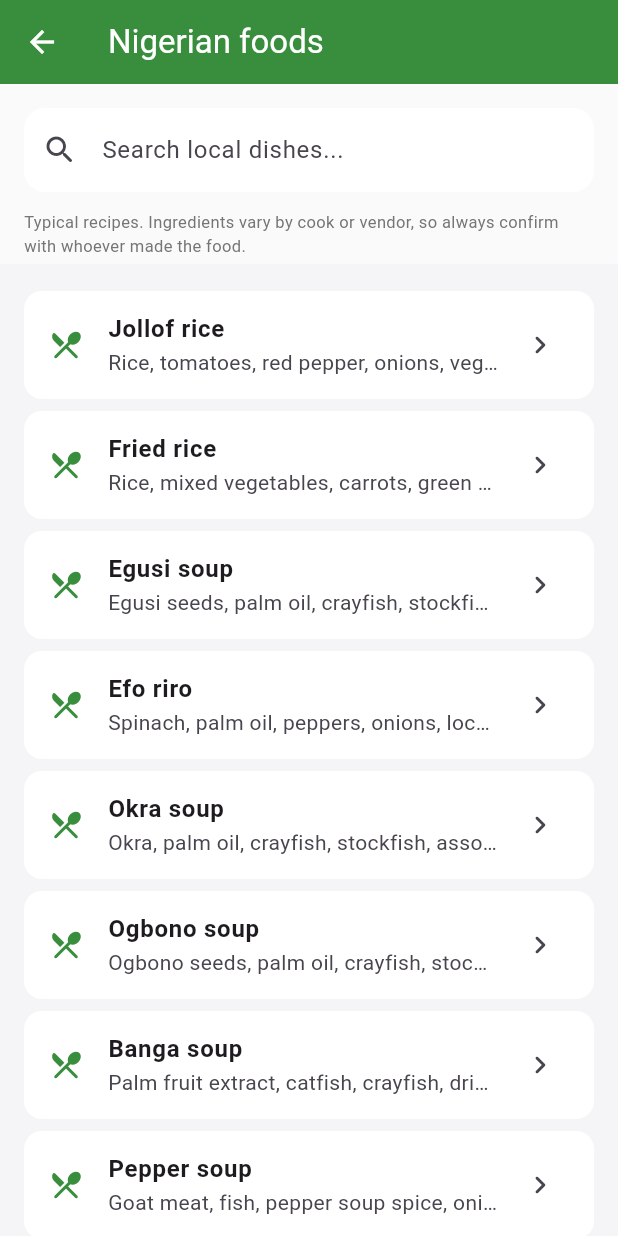
After one commit to Fijero/doofy, a Flutter app: the NigerianFoodsScreen screen opened directly, on a phone screen of 412 x 824 dp. The commit adds this screen. Run offline on Flutter 3.47's test engine with Material 3 defaults, Android fonts, the phone set to English and light mode, and no system bars; our stand-ins replace camera, cloud_firestore, firebase_auth, firebase_core, hive, hive_flutter; missing offline and left inert: google_mlkit_text_recognition, mobile_scanner; accounts and stored records are empty.

Commit message:
update(feature): added nigerian food database

```diff
--- a/lib/screens/barcode_scan_screen.dart
+++ b/lib/screens/barcode_scan_screen.dart
@@ -75,6 +75,8 @@ class _BarcodeScanScreenState extends State<BarcodeScanScreen> {
 
       if (res.statusCode != 200) return null;
 
+      print(res.body);
+
       final data = jsonDecode(res.body) as Map<String, dynamic>;
       if (data['status'] != 1) return null;
 
--- a/lib/screens/camera_scan_screen.dart
+++ b/lib/screens/camera_scan_screen.dart
@@ -44,16 +44,11 @@ class _CameraScanScreenState extends State<CameraScanScreen> {
       body: CameraPreview(controller!),
 
       floatingActionButton: FloatingActionButton(
+        onPressed: captureImage,
         child: const Icon(Icons.camera_alt),
-        onPressed: captureImage,
       ),
     );
   }
-
-  // Future<void> captureImage() async {
-  //   final image = await controller!.takePicture();
-  //   print(image.path);
-  // }
 
   Future<void> captureImage() async {
     if (_busy) return;
@@ -77,6 +72,8 @@ class _CameraScanScreenState extends State<CameraScanScreen> {
         return;
       }
 
+      print(result.text);
+
       Navigator.push(
         context,
         MaterialPageRoute(
--- a/lib/screens/home_screen.dart
+++ b/lib/screens/home_screen.dart
@@ -1,6 +1,7 @@
 import 'package:doofy/screens/barcode_scan_screen.dart';
 import 'package:doofy/screens/camera_scan_screen.dart';
 import 'package:doofy/screens/manual_input_screen.dart';
+import 'package:doofy/screens/nigerian_foods_screen.dart';
 import 'package:firebase_auth/firebase_auth.dart';
 import 'package:flutter/material.dart';
 import 'package:hive_flutter/hive_flutter.dart';
@@ -186,10 +187,13 @@ class _HomeScreenState extends State<HomeScreen> {
                     badge: 'Offline',
                     badgeColor: const Color(0xFF3B6D13),
                     badgeBg: const Color(0xFFEAF3DE),
-                    onTap: () {
-                      //   MaterialPageRoute(builder: (_) =>
-                      //     NigerianFoodsScreen()));
-                      _comingSoon('Nigerian Foods');
+                   onTap: () {
+                      Navigator.push(
+                        context,
+                        MaterialPageRoute(
+                          builder: (_) => const NigerianFoodsScreen(),
+                        ),
+                      );
                     },
                   ),
 
--- a/lib/screens/manual_input_screen.dart
+++ b/lib/screens/manual_input_screen.dart
@@ -8,14 +8,16 @@ import 'package:doofy/screens/scan_result_screen.dart';
 // ═══════════════════════════════════════════════════════════════
 
 class ManualInputScreen extends StatefulWidget {
-  const ManualInputScreen({super.key, required initialText});
+  final String? initialText;
+
+  const ManualInputScreen({super.key, this.initialText});
 
   @override
   State<ManualInputScreen> createState() => _ManualInputScreenState();
 }
 
 class _ManualInputScreenState extends State<ManualInputScreen> {
-  final _controller = TextEditingController();
+  late final TextEditingController _controller;
   final _service = AllergenDetectionService();
   bool _isAnalysing = false;
 
@@ -48,6 +50,12 @@ class _ManualInputScreenState extends State<ManualInputScreen> {
           'chilli pepper, garlic, onion powder, salt',
     },
   ];
+
+  @override
+  void initState() {
+    super.initState();
+    _controller = TextEditingController(text: widget.initialText ?? '');
+  }
 
   @override
   void dispose() {
@@ -285,6 +293,7 @@ class _InputCard extends StatelessWidget {
               children: [
                 const Text(
                   'Ingredients',
+
                   style: TextStyle(
                     fontSize: 13,
                     fontWeight: FontWeight.w700,
--- /dev/null
+++ b/lib/screens/nigerian_foods_screen.dart
@@ -0,0 +1,211 @@
+import 'package:doofy/components/app_colors.dart';
+import 'package:doofy/screens/scan_result_screen.dart';
+import 'package:doofy/services/allergen_detection_service.dart';
+import 'package:flutter/material.dart';
+
+class _Dish {
+  final String name;
+  final String ingredients;
+  const _Dish(this.name, this.ingredients);
+}
+
+const List<_Dish> _dishes = [
+  _Dish(
+    'Jollof rice',
+    'Rice, tomatoes, red pepper, onions, vegetable oil, tomato paste, thyme, curry powder, bay leaf, salt, seasoning cubes',
+  ),
+  _Dish(
+    'Fried rice',
+    'Rice, mixed vegetables, carrots, green peas, liver, shrimp, vegetable oil, curry powder, thyme, seasoning cubes, salt',
+  ),
+  _Dish(
+    'Egusi soup',
+    'Egusi seeds, palm oil, crayfish, stockfish, assorted meat, pepper, onions, leafy vegetables, seasoning cubes, salt',
+  ),
+  _Dish(
+    'Efo riro',
+    'Spinach, palm oil, peppers, onions, locust beans, crayfish, stockfish, assorted meat, seasoning cubes, salt',
+  ),
+  _Dish(
+    'Okra soup',
+    'Okra, palm oil, crayfish, stockfish, assorted meat, pepper, onions, locust beans, seasoning cubes, salt',
+  ),
+  _Dish(
+    'Ogbono soup',
+    'Ogbono seeds, palm oil, crayfish, stockfish, assorted meat, pepper, onions, leafy vegetables, seasoning cubes, salt',
+  ),
+  _Dish(
+    'Banga soup',
+    'Palm fruit extract, catfish, crayfish, dried fish, beef, onions, pepper, banga spice, salt',
+  ),
+  _Dish(
+    'Pepper soup',
+    'Goat meat, fish, pepper soup spice, onions, scent leaf, utazi, chilli pepper, seasoning cubes, salt',
+  ),
+  _Dish(
+    'Moi moi',
+    'Beans, red pepper, onions, palm oil, crayfish, boiled eggs, fish, seasoning cubes, salt',
+  ),
+  _Dish('Akara', 'Beans, onions, pepper, salt, vegetable oil'),
+  _Dish(
+    'Suya',
+    'Beef, groundnut powder, ginger, paprika, chilli pepper, garlic, onion powder, seasoning cubes, salt',
+  ),
+  _Dish(
+    'Chin chin',
+    'Wheat flour, eggs, butter, milk, sugar, baking powder, nutmeg, vegetable oil, salt',
+  ),
+  _Dish('Puff puff', 'Wheat flour, sugar, yeast, nutmeg, salt, vegetable oil'),
+  _Dish(
+    'Meat pie',
+    'Wheat flour, butter, beef, potatoes, carrots, onions, egg, pepper, salt, seasoning cubes',
+  ),
+  _Dish('Boli and groundnut', 'Roasted plantain, groundnuts, salt, pepper'),
+  _Dish('Pounded yam', 'Yam'),
+  _Dish('Amala', 'Yam flour, water'),
+  _Dish('Eba', 'Cassava garri, water'),
+  _Dish(
+    'Ofada rice and stew',
+    'Ofada rice, palm oil, peppers, locust beans, assorted meat, onions, seasoning cubes, salt',
+  ),
+  _Dish(
+    'Nkwobi',
+    'Cow foot, palm oil, potash, utazi leaves, ground crayfish, ehuru, onions, seasoning cubes, salt',
+  ),
+];
+
+class NigerianFoodsScreen extends StatefulWidget {
+  const NigerianFoodsScreen({super.key});
+
+  @override
+  State<NigerianFoodsScreen> createState() => _NigerianFoodsScreenState();
+}
+
+class _NigerianFoodsScreenState extends State<NigerianFoodsScreen> {
+  final _search = TextEditingController();
+  final _service = AllergenDetectionService();
+  String _query = '';
+  bool _busy = false;
+
+  List<_Dish> get _filtered {
+    final q = _query.trim().toLowerCase();
+    if (q.isEmpty) return _dishes;
+    return _dishes.where((d) => d.name.toLowerCase().contains(q)).toList();
+  }
+
+  Future<void> _check(_Dish dish) async {
+    if (_busy) return;
+    setState(() => _busy = true);
+    try {
+      final result = await _service.analyse(
+        dish.ingredients,
+        scanMethod: 'manual',
+      );
+      if (!mounted) return;
+      await Navigator.push(
+        context,
+        MaterialPageRoute(builder: (_) => ScanResultScreen(result: result)),
+      );
+    } catch (e) {
+      if (!mounted) return;
+      ScaffoldMessenger.of(
+        context,
+      ).showSnackBar(SnackBar(content: Text('Detection failed: $e')));
+    } finally {
+      if (mounted) setState(() => _busy = false);
+    }
+  }
+
+  @override
+  void dispose() {
+    _search.dispose();
+    super.dispose();
+  }
+
+  @override
+  Widget build(BuildContext context) {
+    final items = _filtered;
+
+    return Scaffold(
+      backgroundColor: const Color(0xFFF5F5F7),
+      appBar: AppBar(
+        title: const Text('Nigerian foods'),
+        backgroundColor: AppColors.greenBtn,
+        foregroundColor: Colors.white,
+      ),
+      body: Column(
+        children: [
+          Container(
+            color: Colors.grey.shade50,
+            child: Column(
+              children: [
+                Padding(
+                  padding: const EdgeInsets.fromLTRB(16, 16, 16, 8),
+                  child: TextField(
+                    controller: _search,
+                    onChanged: (v) => setState(() => _query = v),
+                    decoration: InputDecoration(
+                      hintText: 'Search local dishes...',
+                      prefixIcon: const Icon(Icons.search_rounded),
+                      filled: true,
+                      fillColor: Colors.white,
+                      border: OutlineInputBorder(
+                        borderRadius: BorderRadius.circular(14),
+                        borderSide: BorderSide.none,
+                      ),
+                    ),
+                  ),
+                ),
+                Padding(
+                  padding: const EdgeInsets.symmetric(
+                    horizontal: 16,
+                    vertical: 4,
+                  ),
+                  child: Text(
+                    'Typical recipes. Ingredients vary by cook or vendor, so '
+                    'always confirm with whoever made the food.',
+                    style: TextStyle(fontSize: 11, color: Colors.grey[600]),
+                  ),
+                ),
+              ],
+            ),
+          ),
+          SizedBox(height: 10),
+          Expanded(
+            child: items.isEmpty
+                ? const Center(child: Text('No dishes found'))
+                : ListView.separated(
+                    padding: const EdgeInsets.fromLTRB(16, 8, 16, 24),
+                    itemCount: items.length,
+                    separatorBuilder: (_, __) => const SizedBox(height: 8),
+                    itemBuilder: (_, i) {
+                      final dish = items[i];
+                      return ListTile(
+                        tileColor: Colors.white,
+                        shape: RoundedRectangleBorder(
+                          borderRadius: BorderRadius.circular(12),
+                        ),
+                        leading: const Icon(
+                          Icons.restaurant_menu_rounded,
+                          color: AppColors.greenBtn,
+                        ),
+                        title: Text(
+                          dish.name,
+                          style: const TextStyle(fontWeight: FontWeight.w600),
+                        ),
+                        subtitle: Text(
+                          dish.ingredients,
+                          maxLines: 1,
+                          overflow: TextOverflow.ellipsis,
+                        ),
+                        trailing: const Icon(Icons.chevron_right_rounded),
+                        onTap: () => _check(dish),
+                      );
+                    },
+                  ),
+          ),
+        ],
+      ),
+    );
+  }
+}
```
